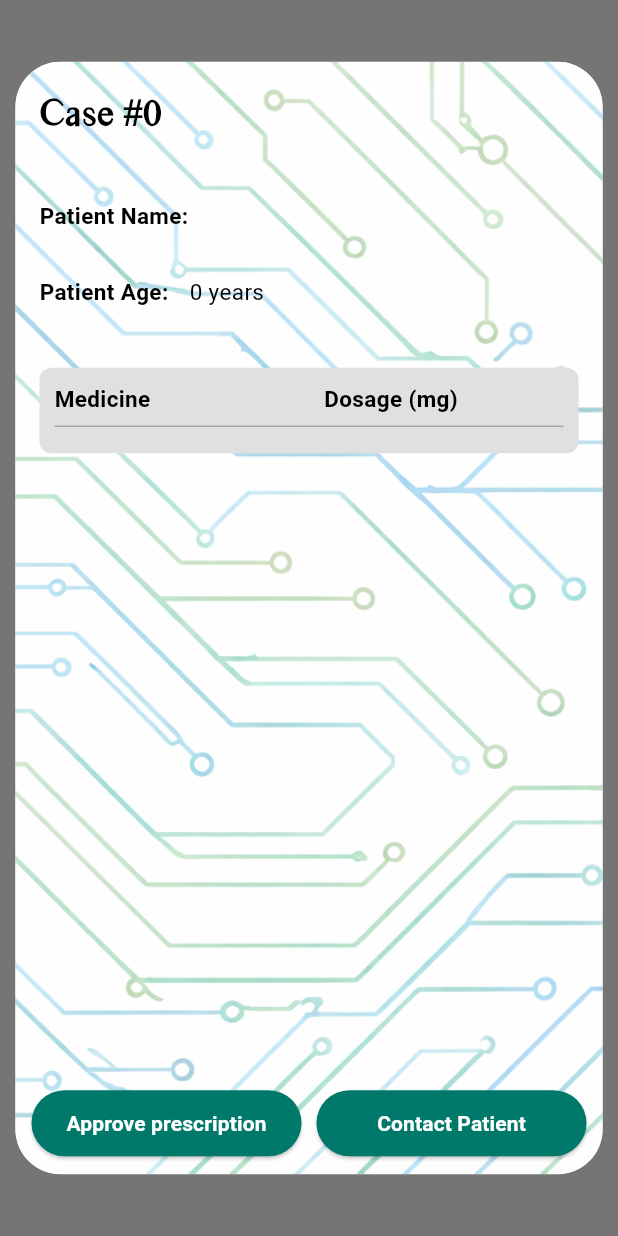
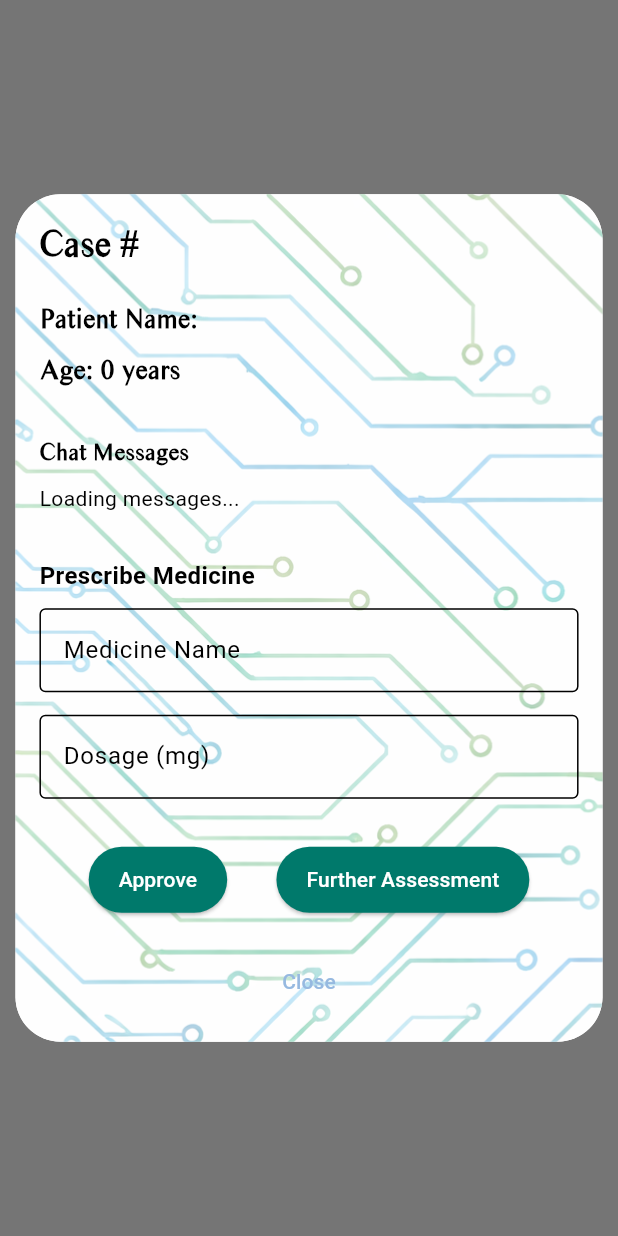
Before and after one commit to Jaslyn1191/hellohackers, a Flutter app: what showCaseDetailedView() shows on an empty page, opened directly with empty values, on a phone screen of 412 x 824 dp. Run offline on Flutter 3.47's test engine with Material 3 defaults, Android fonts, the phone set to English and light mode, and no system bars; our stand-ins replace cloud_firestore, firebase_auth, firebase_core; accounts and stored records are empty.

Commit message:
link to firebase for fetching case data

```diff
--- a/hellohackers_flutter/lib/ui/case_detailed_view.dart
+++ b/hellohackers_flutter/lib/ui/case_detailed_view.dart
@@ -1,17 +1,19 @@
 import 'package:flutter/material.dart';
+import 'package:cloud_firestore/cloud_firestore.dart';
+import 'package:hellohackers_flutter/core/colors.dart';
 
 class CaseDetailedView extends StatefulWidget {
-  final int caseId;
+  final String caseId;
   final String patientName;
   final int patientAge;
-  final List<MedicineItem> medicines;
+  // final List<MedicineItem> medicines;
 
   const CaseDetailedView({
     super.key,
     required this.caseId,
     required this.patientName,
     required this.patientAge,
-    required this.medicines,
+    // required this.medicines,
   });
 
   @override
@@ -19,10 +21,92 @@ class CaseDetailedView extends StatefulWidget {
 }
 
 class _CaseDetailedViewState extends State<CaseDetailedView> {
+
+  final FirebaseFirestore _db = FirebaseFirestore.instance;
+
+  final TextEditingController medicineController = TextEditingController();
+  final TextEditingController dosageController = TextEditingController();
+
+
+  // Stream<QuerySnapshot> getMessages() {
+  // return _db
+  //     .collection('cases')
+  //     .where('caseID', isEqualTo: widget.caseId)
+  //     .limit(1)
+  //     .snapshots();
+  // }
+
+  Future<String?> _getCaseDocId() async {
+    final query = await _db
+        .collection('cases')
+        .where('caseID', isEqualTo: widget.caseId)
+        .limit(1)
+        .get();
+
+    if (query.docs.isEmpty) return null;
+
+    return query.docs.first.id;
+  }
+
+    Stream<QuerySnapshot>? _getMessagesStream(String caseDocId) {
+      return _db
+          .collection('cases')
+          .doc(caseDocId)
+          .collection('messages')
+          .orderBy('timestamp', descending: false)
+          .snapshots();
+    }
+
+    Future<void> _approveCase() async {
+      if (medicineController.text.isEmpty || dosageController.text.isEmpty) {
+        ScaffoldMessenger.of(context).showSnackBar(
+          const SnackBar(content: Text("Please enter medicine and dosage")),
+        );
+        return;
+      }
+
+      final caseDocId = await _getCaseDocId();
+      if (caseDocId == null) return;
+
+      await _db.collection('cases').doc(caseDocId).update({
+        'status': 'resolved',
+        'prescribedMedicine': medicineController.text,
+        'dosage': dosageController.text,
+      });
+
+      if (!mounted) return;
+
+      Navigator.pop(context);
+    }
+
+    /// Further assessment dialog
+    void _furtherAssessment() {
+      showDialog(
+        context: context,
+        builder: (_) => AlertDialog(
+          title: const Text("Further Assessment"),
+          content: const Text(
+            "We will connect you to the patient for further assessment. Please wait while we establish the connection.",
+            style: TextStyle(fontSize: 16,),
+          ),
+          actions: [
+            TextButton(
+              onPressed: () => Navigator.pop(context),
+              child: const Text("OK"),
+            )
+          ],
+        ),
+      );
+    }
+
+
+
   @override
   Widget build(BuildContext context) {
     return Dialog(
-      shape: RoundedRectangleBorder(borderRadius: BorderRadius.circular(30)),
+      shape: RoundedRectangleBorder(
+        borderRadius: BorderRadius.circular(30),
+      ),
       insetPadding: const EdgeInsets.all(10),
       child: Container(
         width: double.infinity,
@@ -37,271 +121,204 @@ class _CaseDetailedViewState extends State<CaseDetailedView> {
             fit: BoxFit.cover,
           ),
         ),
-        child: Column(
-          children: [
-            // Scrollable content area
-            Expanded(
-              child: SingleChildScrollView(
+        child: FutureBuilder<String?>(
+          future: _getCaseDocId(),
+          builder: (context, snapshot) {
+            final caseDocId = snapshot.data;
+
+            return SingleChildScrollView(
               padding: const EdgeInsets.all(16),
               child: Column(
                 crossAxisAlignment: CrossAxisAlignment.start,
                 children: [
-                    // Case ID
+                  /// ================= CASE INFO =================
+
                   Text(
-                      'Case #${widget.caseId}',
+                    "Case #${widget.caseId}",
                     style: const TextStyle(
-                        fontSize: 25,
+                      fontSize: 24,
                       fontWeight: FontWeight.bold,
-                        color: Colors.black,
-                        fontFamily: 'timess',
+                      fontFamily: "timess",
                     ),
                   ),
-                    const SizedBox(height: 40),
 
-                    // Patient Name
-                    Row(
-                      children: [
-                        const SizedBox(
-                          width: 100,
+                  const SizedBox(height: 20),
+
+                  Text("Patient Name: ${widget.patientName}", style: const TextStyle(fontSize: 18, fontWeight: FontWeight.bold, fontFamily: "timess")),
+                  const SizedBox(height: 8),
+                  Text("Age: ${widget.patientAge} years", style: const TextStyle(fontSize: 18, fontWeight: FontWeight.bold,fontFamily: "timess")),
+
+                  const SizedBox(height: 30),
+
+                  /// ================= CHAT MESSAGES =================
+
+                  const Text(
+                    "Chat Messages",
+                    style: TextStyle(
+                      fontWeight: FontWeight.bold,
+                      fontSize: 16,
+                      fontFamily: "timess",
+                    ),
+                  ),
+
+                  const SizedBox(height: 10),
+
+                  if (caseDocId != null)
+                    StreamBuilder<QuerySnapshot>(
+                      stream: _getMessagesStream(caseDocId),
+                      builder: (context, snapshot) {
+                        if (snapshot.connectionState ==
+                            ConnectionState.waiting) {
+                          return const CircularProgressIndicator();
+                        }
+
+                        if (!snapshot.hasData ||
+                            snapshot.data!.docs.isEmpty) {
+                          return const Text("No messages.");
+                        }
+
+                        final messages = snapshot.data!.docs;
+
+                        return Column(
+                          children: messages.map((doc) {
+                            final data = doc.data() as Map<String, dynamic>;
+
+                            final bool isUser = data['isUser'] ?? false;
+
+                            return Align(
+                              alignment:
+                                  isUser ? Alignment.centerRight : Alignment.centerLeft,
+                              child: Container(
+                                constraints: BoxConstraints(
+                                  maxWidth: MediaQuery.of(context).size.width * 0.7,
+                                ),
+                                margin: const EdgeInsets.symmetric(vertical: 6),
+                                padding: const EdgeInsets.all(12),
+                                decoration: BoxDecoration(
+                                  color: isUser
+                                      ? Colors.white
+                                      : AppColors.blue,
+                                  borderRadius: BorderRadius.circular(12),
+                                ),
                                 child: Text(
-                            'Patient Name:',
+                                  data['text'] ?? '',
                                   style: TextStyle(
-                              fontSize: 15,
-                              fontWeight: FontWeight.bold,
-                              color: Colors.black,
+                                    fontSize: 14,
+                                    color: isUser ? Colors.black : Colors.white,
                                   ),
                                 ),
                               ),
-                        Expanded(
-                          child: Text(
-                            widget.patientName,
-                            style: const TextStyle(
-                              fontSize: 15,
-                              color: Colors.black,
+                            );
+                          }).toList(),
+                        );
+                      },
+                    )
+                  else
+                    const Text("Loading messages..."),
+
+                  const SizedBox(height: 30),
+
+                  /// ================= PRESCRIPTION INPUT =================
+
+                  const Text(
+                    "Prescribe Medicine",
+                    style: TextStyle(
+                      fontWeight: FontWeight.bold,
+                      fontSize: 16,
                     ),
+                  ),
+
+                  const SizedBox(height: 10),
+
+                  TextField(
+                    controller: medicineController,
+                    decoration: const InputDecoration(
+                      labelText: "Medicine Name",
+                      border: OutlineInputBorder(),
+                    ),
+                  ),
+
+                  const SizedBox(height: 15),
+
+                  TextField(
+                    controller: dosageController,
+                    decoration: const InputDecoration(
+                      labelText: "Dosage (mg)",
+                      border: OutlineInputBorder(),
+                    ),
+                    keyboardType: TextInputType.number,
+                  ),
+
+                  const SizedBox(height: 30),
+
+                  /// ================= BUTTONS =================
+
+                  Row(
+                    mainAxisAlignment:
+                        MainAxisAlignment.spaceEvenly,
+                    children: [
+                      ElevatedButton(
+                        onPressed: _approveCase,
+                        style: ElevatedButton.styleFrom(
+                          backgroundColor:
+                              const Color(0xFF00796B),
+                          padding:
+                              const EdgeInsets.symmetric(
+                                  horizontal: 20, vertical: 12),
+                        ),
+                        child: const Text(
+                          "Approve",
+                          style: TextStyle(color: Colors.white),
+                        ),
+                      ),
+                      ElevatedButton(
+                        onPressed: _furtherAssessment,
+                        style: ElevatedButton.styleFrom(
+                          backgroundColor:
+                              const Color(0xFF00796B),
+                          padding:
+                              const EdgeInsets.symmetric(
+                                  horizontal: 20, vertical: 12),
+                        ),
+                        child: const Text(
+                          "Further Assessment",
+                          style: TextStyle(color: Colors.white),
                         ),
                       ),
                     ],
                   ),
-                    const SizedBox(height: 30),
 
-                    // Patient Age
-                    Row(
-                      children: [
-                        const SizedBox(
-                          width: 100,
-                          child: Text(
-                            'Patient Age:',
-                            style: TextStyle(
-                              fontSize: 15,
-                              fontWeight: FontWeight.bold,
-                              color: Colors.black,
-                            ),
-                          ),
-                        ),
-                        Expanded(
-                          child: Text(
-                            '${widget.patientAge} years',
-                            style: const TextStyle(
-                              fontSize: 15,
-                              color: Colors.black,
-                            ),
-                          ),
-                        ),
-                      ],
-                    ),
-                    const SizedBox(height: 40),
+                  const SizedBox(height: 20),
 
-                    // Medicine Prescription Table
-                    Container(
-                      width: double.infinity,
-                      padding: const EdgeInsets.all(10),
-                      decoration: BoxDecoration(
-                        color: Colors.grey[300],
-                        borderRadius: BorderRadius.circular(8),
-                      ),
-                      child: Column(
-                        children: [
-                          // Table Header
-                          Row(
-                            children: [
-                              Expanded(
-                                flex: 1,
-                                child: Text(
-                                  'Medicine',
-                                  style: const TextStyle(
-                                    fontSize: 15,
-                                    fontWeight: FontWeight.bold,
-                                    color: Colors.black,
-                                  ),
-                                ),
-                              ),
-                              const SizedBox(width: 20),
-                              Expanded(
-                                flex: 1,
-                                child: Text(
-                                  'Dosage (mg)',
-                                  style: const TextStyle(
-                                    fontSize: 15,
-                                    fontWeight: FontWeight.bold,
-                                    color: Colors.black,
-                                  ),
-                                ),
-                              ),
-                            ],
-                          ),
-                          const Divider(color: Colors.black26),
-                          // Table Rows
-                          ...widget.medicines.map((medicine) {
-                            return Padding(
-                              padding: const EdgeInsets.symmetric(vertical: 8),
-                              child: Row(
-                                children: [
-                                  Expanded(
-                                    flex: 1,
-                                    child: Text(
-                                      medicine.name,
-                                      style: const TextStyle(
-                                        fontSize: 14,
-                                        color: Colors.black,
-                                      ),
-                                    ),
-                                  ),
-                                  const SizedBox(width: 20),
-                                  Expanded(
-                                    flex: 1,
-                                    child: Text(
-                                      '${medicine.dosage}',
-                                      style: const TextStyle(
-                                        fontSize: 14,
-                                        color: Colors.black,
-                                      ),
+                  Center(
+                    child: TextButton(
+                      onPressed: () => Navigator.pop(context),
+                      child: const Text("Close"),
                     ),
                   ),
                 ],
               ),
             );
-                          }).toList(),
-                        ],
+          },
         ),
-                    ),
-                  ],
-                ),
-              ),
-            ),
-
-            // Buttons at bottom
-            Padding(
-              padding: const EdgeInsets.all(10),
-              child: Row(
-                mainAxisAlignment: MainAxisAlignment.center,
-                children: [
-                  SizedBox(
-                    width: 180,
-                    child: ElevatedButton(
-                      onPressed: () {
-                        _showApprovalDialog();
-                      },
-                      style: ElevatedButton.styleFrom(
-                        backgroundColor: const Color(0xFF00796B),
-                        padding: const EdgeInsets.symmetric(vertical: 12),
-                      ),
-                      child: const Text(
-                        'Approve prescription',
-                        style: TextStyle(
-                          color: Colors.white,
-                          fontWeight: FontWeight.bold,
-                          fontSize: 14,
-                        ),
-                      ),
-                    ),
-                  ),
-                  const SizedBox(width: 10),
-                  SizedBox(
-                    width: 180,
-                    child: ElevatedButton(
-                      onPressed: () {
-                        _showContactDialog();
-                      },
-                      style: ElevatedButton.styleFrom(
-                        backgroundColor: const Color(0xFF00796B),
-                        padding: const EdgeInsets.symmetric(vertical: 12),
-                      ),
-                      child: const Text(
-                        'Contact Patient',
-                        style: TextStyle(
-                          color: Colors.white,
-                          fontWeight: FontWeight.bold,
-                          fontSize: 14,
-                        ),
-                      ),
-                    ),
-                  ),
-                ],
-              ),
-            ),
-          ],
-        ),
-      ),
-    );
-  }
-
-  void _showApprovalDialog() {
-    showDialog(
-      context: context,
-      builder: (context) => AlertDialog(
-        title: const Text('Approval'),
-        content: const Text('Prescription approved successfully!'),
-        actions: [
-          TextButton(
-            onPressed: () => Navigator.pop(context),
-            child: const Text('OK'),
-          ),
-        ],
-      ),
-    );
-  }
-
-  void _showContactDialog() {
-    showDialog(
-      context: context,
-      builder: (context) => AlertDialog(
-        title: const Text('Contact Patient'),
-        content: const Text('Contacting patient...'),
-        actions: [
-          TextButton(
-            onPressed: () => Navigator.pop(context),
-            child: const Text('OK'),
-          ),
-        ],
       ),
     );
   }
 }
 
-// Model class for medicine items
-class MedicineItem {
-  final String name;
-  final double dosage;
-
-  MedicineItem({required this.name, required this.dosage});
-}
-
-// Helper function to show the detailed view as a modal
+/// Helper to open dialog
 void showCaseDetailedView(
   BuildContext context, {
-  required int caseId,
+  required String caseId,
   required String patientName,
   required int patientAge,
-  required List<MedicineItem> medicines,
 }) {
   showDialog(
     context: context,
-    builder: (context) => CaseDetailedView(
+    builder: (_) => CaseDetailedView(
       caseId: caseId,
       patientName: patientName,
       patientAge: patientAge,
-      medicines: medicines,
     ),
   );
 }
```
Also changed, not shown: hellohackers_flutter/lib/ui/case_card.dart (+26 -11 lines), hellohackers_flutter/lib/ui/pharmacist_dashboard.dart (+90 -87 lines). Lines whose indentation alone changed are shown as unchanged.
